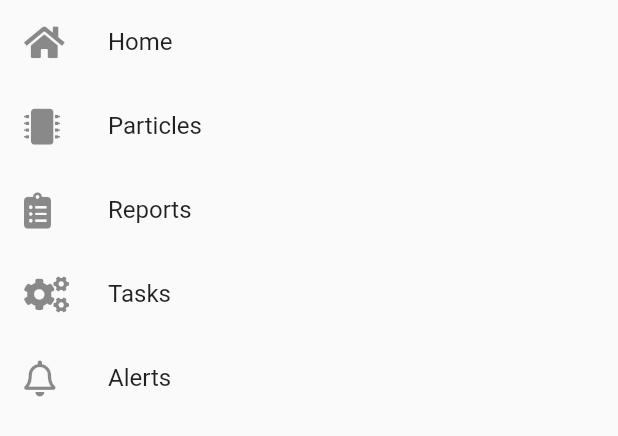
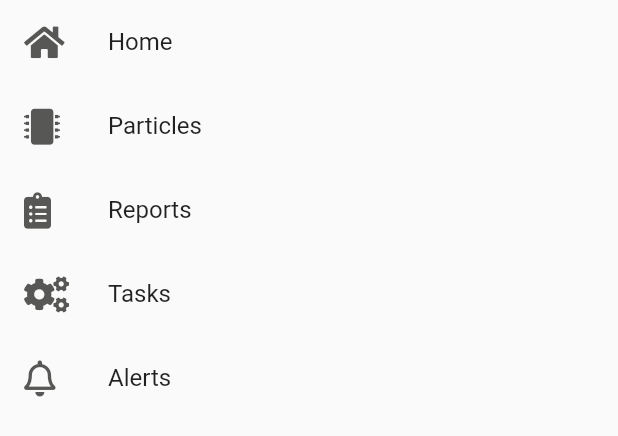
Before and after one commit to ESmartGreenHouse/smartgreenhouse_app, a Flutter app: the AppDrawer widget shown alone on an empty page, opened directly, on a phone screen of 412 x 824 dp. Shown: the top 436 px of the screen. Run offline on Flutter 3.47's test engine with Material 2 defaults, Android fonts, the phone set to English and light mode, and no system bars; our stand-ins replace bloc, charts_flutter, cloud_firestore, equatable, firebase_auth, firebase_core and 4 more; missing offline and left inert: responsive_scaffold; accounts and stored records are empty.

Commit message:
Add black greenhouse color to menu

```diff
--- a/lib/menu/view/app_drawer.dart
+++ b/lib/menu/view/app_drawer.dart
@@ -5,6 +5,7 @@ import 'package:smartgreenhouse_app/home/home.dart';
 import 'package:smartgreenhouse_app/particles/particles.dart';
 import 'package:smartgreenhouse_app/reports/reports.dart';
 import 'package:smartgreenhouse_app/tasks/tasks.dart';
+import 'package:smartgreenhouse_app/theme.dart';
 
 class AppDrawer extends StatelessWidget {
   const AppDrawer({Key key}) : super(key: key);
@@ -14,27 +15,27 @@ class AppDrawer extends StatelessWidget {
     return ListView(
       children: [
         ListTile(
-          leading: FaIcon(FontAwesomeIcons.home),
+          leading: FaIcon(FontAwesomeIcons.home, color: GreenHouseColors.black),
           title: Text('Home'),
           onTap: () => Navigator.of(context).pushAndRemoveUntil<void>(HomePage.route(), (route) => false),
         ),
         ListTile(
-          leading: FaIcon(FontAwesomeIcons.microchip),
+          leading: FaIcon(FontAwesomeIcons.microchip, color: GreenHouseColors.black),
           title: Text('Particles'),
           onTap: () => Navigator.of(context).pushAndRemoveUntil<void>(ParticlesPage.route(), (route) => false),
         ),
         ListTile(
-          leading: FaIcon(FontAwesomeIcons.clipboardList),
+          leading: FaIcon(FontAwesomeIcons.clipboardList, color: GreenHouseColors.black),
           title: Text('Reports'),
           onTap: () => Navigator.of(context).pushAndRemoveUntil<void>(ReportsPage.route(), (route) => false),
         ),
         ListTile(
-          leading: FaIcon(FontAwesomeIcons.cogs),
+          leading: FaIcon(FontAwesomeIcons.cogs, color: GreenHouseColors.black),
           title: Text('Tasks'),
           onTap: () => Navigator.of(context).pushAndRemoveUntil<void>(TasksPage.route(), (route) => false),
         ),
         ListTile(
-          leading: FaIcon(FontAwesomeIcons.bell),
+          leading: FaIcon(FontAwesomeIcons.bell, color: GreenHouseColors.black),
           title: Text('Alerts'),
           onTap: () => Navigator.of(context).pushAndRemoveUntil<void>(AlertsPage.route(), (route) => false),
         ),
```
